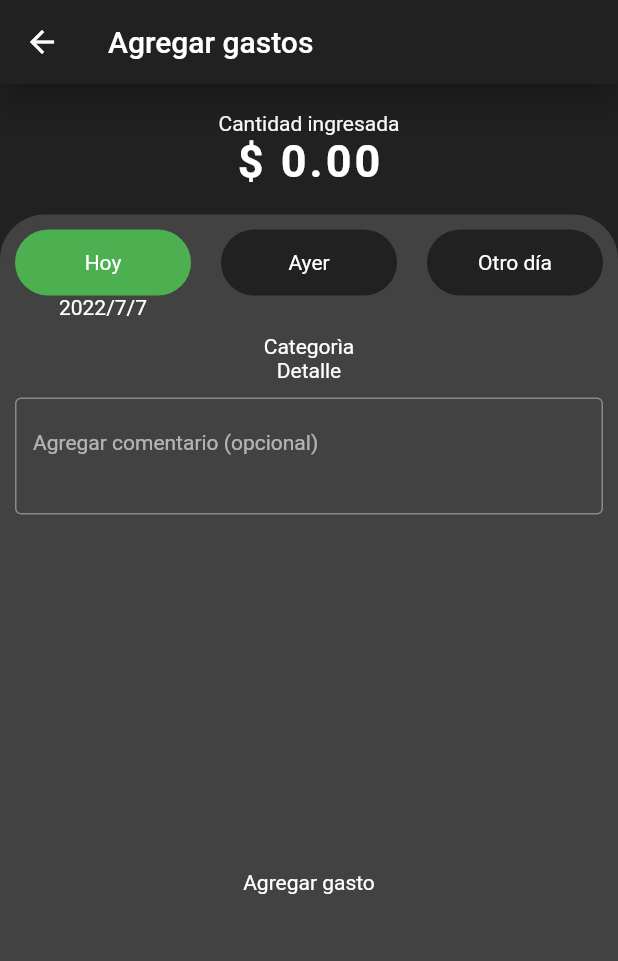
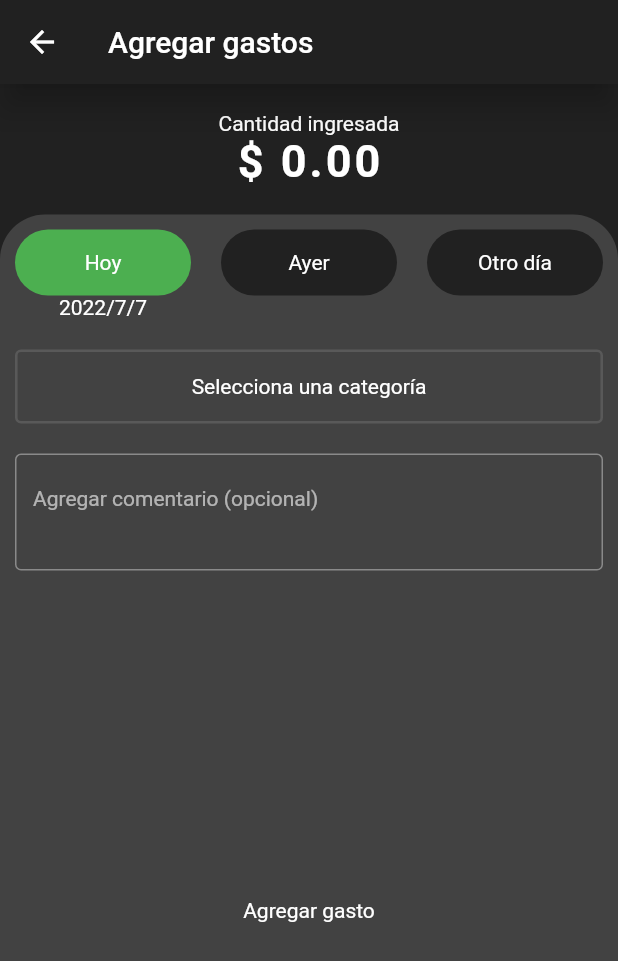
Before and after one commit to wisusdev/ExpensesApp, a Flutter app: the AddExpenses screen opened by its route, on a phone screen of 412 x 824 dp. Shown: the top 961 px of the screen. Run offline on Flutter 3.47's test engine with Material 2 defaults, Android fonts, the phone set to English and light mode, and no system bars; our stand-ins replace flutter_speed_dial.

Commit message:
Selector de categorias

```diff
--- a/lib/models/combined_model.dart
+++ b/lib/models/combined_model.dart
@@ -12,9 +12,9 @@ class CombinedModel {
         this.year = 0,
         this.month = 0,
         this.day = 0,
-        this.category,
-        this.color,
-        this.icon,
+        this.category = 'Selecciona una categoría',
+        this.color = '',
+        this.icon = '',
         this.comment = '',
         this.amount = 0.0,
     });
@@ -24,9 +24,9 @@ class CombinedModel {
     int year;
     int month;
     int day;
-    String? category;
-    String? color;
-    String? icon;
+    String category;
+    String color;
+    String icon;
     String comment;
     double amount;
 
--- /dev/null
+++ b/lib/models/features_model.dart
@@ -0,0 +1,33 @@
+import 'dart:convert';
+
+FeaturesModel featuresModelFromJson(String str) => FeaturesModel.fromJson(json.decode(str));
+
+String featuresModelToJson(FeaturesModel data) => json.encode(data.toJson());
+
+class FeaturesModel {
+    FeaturesModel({
+        this.id = 0,
+        this.category = "",
+        this.color = "",
+        this.icon = "",
+    });
+
+    int id;
+    String category;
+    String color;
+    String icon;
+
+    factory FeaturesModel.fromJson(Map<String, dynamic> json) => FeaturesModel(
+        id: json["id"],
+        category: json["category"],
+        color: json["color"],
+        icon: json["icon"],
+    );
+
+    Map<String, dynamic> toJson() => {
+        "id": id,
+        "category": category,
+        "color": color,
+        "icon": icon,
+    };
+}
--- a/lib/pages/add_expenses.dart
+++ b/lib/pages/add_expenses.dart
@@ -1,5 +1,6 @@
 import 'package:exp_app/models/combined_model.dart';
 import 'package:exp_app/utils/constans.dart';
+import 'package:exp_app/widgets/add_expenses_wg/button_sheet_category.dart';
 import 'package:exp_app/widgets/add_expenses_wg/button_sheet_keyboard.dart';
 import 'package:exp_app/widgets/add_expenses_wg/comments_box.dart';
 import 'package:exp_app/widgets/add_expenses_wg/date_picker.dart';
@@ -32,8 +33,7 @@ class AddExpenses extends StatelessWidget {
                                 mainAxisAlignment: MainAxisAlignment.center,
                                 children: [
                                     DatePicker(cModel: combinedModel),
-                                    const Text('Categorìa'),
-                                    const Text('Detalle'),
+                                    ButtonSheetCategory(cModel: combinedModel),
                                     CommentBox(cModel: combinedModel,),
                                     Expanded(
                                         child: Center(
--- /dev/null
+++ b/lib/widgets/add_expenses_wg/button_sheet_category.dart
@@ -0,0 +1,130 @@
+import 'package:exp_app/models/combined_model.dart';
+import 'package:exp_app/utils/utils.dart';
+import 'package:exp_app/widgets/add_expenses_wg/category_list.dart';
+import 'package:flutter/material.dart';
+
+
+class ButtonSheetCategory extends StatefulWidget {
+
+    final CombinedModel cModel;
+
+    const ButtonSheetCategory({Key? key, required this.cModel}) : super(key: key);
+
+    @override
+    State<ButtonSheetCategory> createState() => _ButtonSheetCategoryState();
+}
+
+class _ButtonSheetCategoryState extends State<ButtonSheetCategory> {
+    @override
+    Widget build(BuildContext context) {
+
+        bool hasData = false;
+
+        if (widget.cModel.category != 'Selecciona una categoría') {
+            hasData = true;
+        }
+
+        return GestureDetector(
+            onTap: (){
+                _categorySelected();
+            },
+            child: Padding(
+                padding: const EdgeInsets.all(10.0),
+                child: Row(
+                    children: [
+                        Expanded(
+                            child: Container(
+                                padding: const EdgeInsets.all(15.0),
+                                decoration: BoxDecoration(
+                                    border: Border.all(
+                                        width: 1.7,
+                                        color: hasData ? widget.cModel.color.toColor() : Theme.of(context).dividerColor
+                                    ),
+                                    borderRadius: BorderRadius.circular(4.0)
+                                ),
+                                child: Center(
+                                    child: Text(widget.cModel.category),
+                                ),
+                            ),
+                        )
+                    ],
+                ),
+            ),
+        );
+    }
+
+    _categorySelected(){
+        var catList = CategoryList().catList;
+
+        var widgets = [
+            ListView.builder(
+                shrinkWrap: true,
+                physics: const NeverScrollableScrollPhysics(),
+                itemCount: catList.length,
+                itemBuilder: (context, i){
+
+                    var item = catList[i];
+
+                    return ListTile(
+                        leading: Icon(
+                            item.icon.toIcon(),
+                            color: item.color.toColor(),
+                            size: 35.0,
+                        ),
+                        title: Text(item.category),
+                        //trailing: const Icon(Icons.radio_button_unchecked_rounded, size: 20.0,),
+                        onTap: (){
+                            itemSelected(item.category, item.color);
+                        },
+                    );
+                },
+            ),
+
+            const Divider(thickness: 2.0,),
+
+            ListTile(
+                leading: const Icon(Icons.category_rounded, size: 35.0,),
+                title: const Text('Crear nueva categoría'),
+                trailing: const Icon(Icons.arrow_forward_ios_rounded, size: 20.0,),
+                onTap: (){
+                    Navigator.pop(context);
+                },
+            ),
+
+            ListTile(
+                leading: const Icon(Icons.tune_rounded, size: 35.0,),
+                title: const Text('Administrar categoría'),
+                trailing: const Icon(Icons.arrow_forward_ios_rounded, size: 20.0,),
+                onTap: (){
+                    Navigator.pop(context);
+                },
+            )
+        ];
+
+        showModalBottomSheet(
+            shape: const RoundedRectangleBorder(
+                borderRadius: BorderRadius.vertical(
+                    top: Radius.circular(25.0),
+                ),
+            ),
+            isScrollControlled: true,
+            context: context,
+            builder: (context) {
+                return SizedBox(
+                    height: MediaQuery.of(context).size.height / 2,
+                    child: ListView(
+                        children: widgets,
+                    ),
+                );
+            }
+        );
+    }
+
+    void itemSelected(String category, String color) {
+        setState(() {
+            widget.cModel.category = category;
+            widget.cModel.color = color;
+            Navigator.pop(context);
+        });
+    }
+}
--- /dev/null
+++ b/lib/widgets/add_expenses_wg/category_list.dart
@@ -0,0 +1,11 @@
+import 'package:exp_app/models/features_model.dart';
+
+class CategoryList {
+    var catList = [
+        FeaturesModel(category: 'Gasolina', color: '32a852', icon: 'local_gas_station_outlined'),
+        FeaturesModel(category: 'Mercado', color: '3267a8', icon: 'shopping_cart_outlined'),
+        FeaturesModel(category: 'Comida', color: 'a8a032', icon: 'local_dining_outlined'),
+        FeaturesModel(category: 'Casa', color: 'a87132', icon: 'home'),
+
+    ];
+}
--- a/lib/widgets/add_expenses_wg/date_picker.dart
+++ b/lib/widgets/add_expenses_wg/date_picker.dart
@@ -28,6 +28,7 @@ class _DatePickerState extends State<DatePicker> {
 
     @override
     Widget build(BuildContext context) {
+
         DateTime date = DateTime.now();
 
         var widgets = <Widget>[];
@@ -38,7 +39,7 @@ class _DatePickerState extends State<DatePicker> {
                 locale: const Locale('es', 'ES'),
                 initialDate: date.subtract(const Duration(hours: 24 * 2)),
                 firstDate: date.subtract(const Duration(hours: 24 * 30)),
-                lastDate: date.subtract(const Duration(hours: 24 * 2))
+                lastDate: date.add(const Duration(hours: 24 * 30)),
             ).then((value){
                 setState(() {
                     if (value != null) {
```
Also changed, not shown: lib/utils/icon_list.dart (added, +97 -0 lines), lib/utils/utils.dart (added, +21 -0 lines).
